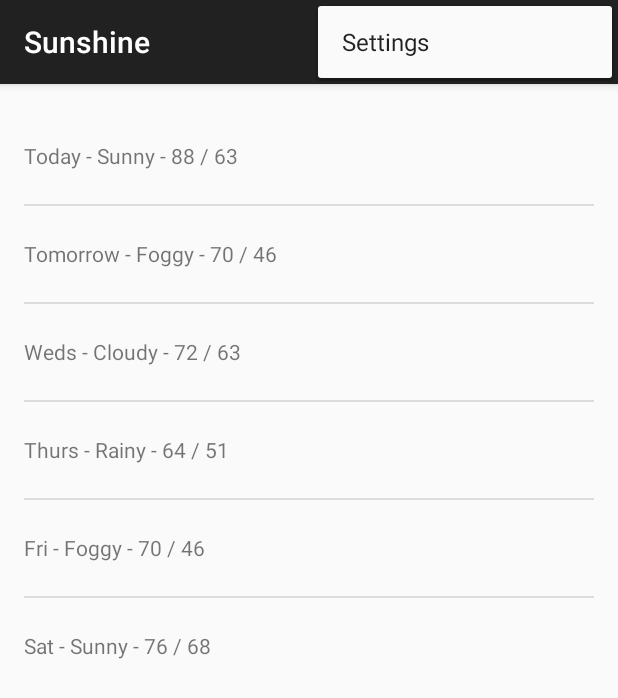
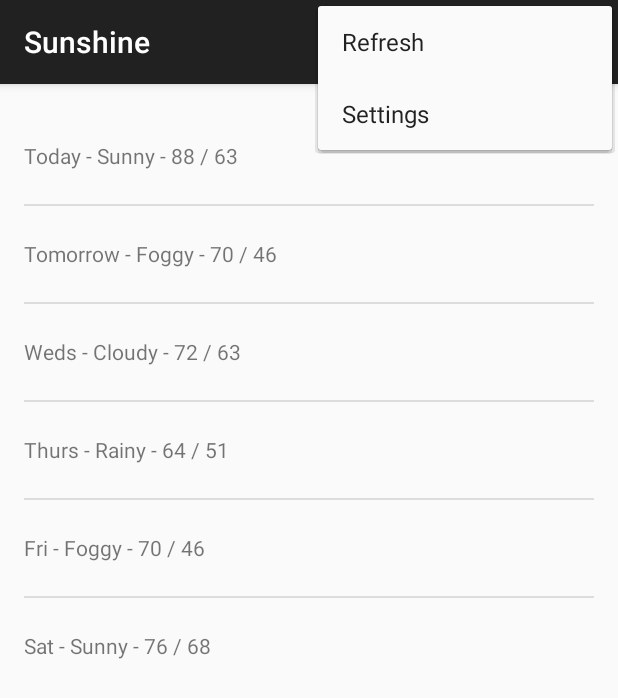
Before and after one commit to finnchr/sunshine, an Android app: the screen it shows after launch (MainActivity), with the options menu open, on a phone screen of 412 x 824 dp. Shown: the top 698 px of the screen. Run offline under Robolectric (Android 15) with nearby library versions, the phone set to English and light mode, and no system bars.

Commit message:
Added option menu item

```diff
--- a/app/src/main/java/com/finnchristian/android/sunshine/app/ForecastFragment.java
+++ b/app/src/main/java/com/finnchristian/android/sunshine/app/ForecastFragment.java
@@ -6,6 +6,9 @@ import android.support.v4.app.Fragment;
 import android.support.v4.app.FragmentActivity;
 import android.util.Log;
 import android.view.LayoutInflater;
+import android.view.Menu;
+import android.view.MenuInflater;
+import android.view.MenuItem;
 import android.view.View;
 import android.view.ViewGroup;
 import android.widget.ArrayAdapter;
@@ -25,13 +28,36 @@ import java.util.concurrent.ExecutionException;
  * Created by finnchr on 14.02.2015.
  */
 public class ForecastFragment extends Fragment {
+    public static final String WEATHRE_URI = "http://api.openweathermap.org/data/2.5/forecast/daily?q=94043&mode=json&units=metric&cnt=7";
 
     public ForecastFragment() {
     }
 
     @Override
+    public void onCreate(Bundle savedInstanceState) {
+        super.onCreate(savedInstanceState);
+        setHasOptionsMenu(true);
+    }
+
+    @Override
+    public void onCreateOptionsMenu(Menu menu, MenuInflater menuInflater) {
+        menuInflater.inflate(R.menu.forecastfragment, menu);
+    }
+
+    @Override
+    public boolean onOptionsItemSelected(MenuItem item) {
+        switch (item.getItemId()) {
+            case R.id.action_refresh:
+                return true;
+            default:
+                return super.onOptionsItemSelected(item);
+        }
+    }
+
+    @Override
     public View onCreateView(LayoutInflater inflater, ViewGroup container,
                              Bundle savedInstanceState) {
+
         View rootView = inflater.inflate(R.layout.fragment_main, container, false);
 
         String uri = "http://api.openweathermap.org/data/2.5/forecast/daily?q=94043&mode=json&units=metric&cnt=7";
@@ -71,7 +97,14 @@ public class ForecastFragment extends Fragment {
     }
 
 
+
+
+
+
+
     private static class FetchWeatherTask extends AsyncTask<Void, String, String> {
+        private final String TAG = FetchWeatherTask.class.getSimpleName();
+
         private final String uri;
 
         public FetchWeatherTask(String uri) {
@@ -124,7 +157,7 @@ public class ForecastFragment extends Fragment {
                 }
                 forecastJsonStr = buffer.toString();
             } catch (IOException e) {
-                Log.e("ForecastFragment", "Error ", e);
+                Log.e(TAG, "Error ", e);
                 // If the code didn't successfully get the weather data, there's no point in attempting
                 // to parse it.
                 forecastJsonStr = null;
@@ -136,7 +169,7 @@ public class ForecastFragment extends Fragment {
                     try {
                         reader.close();
                     } catch (final IOException e) {
-                        Log.e("ForecastFragment", "Error closing stream", e);
+                        Log.e(TAG, "Error closing stream", e);
                     }
                 }
             }
--- /dev/null
+++ b/app/src/main/res/menu/forecastfragment.xml
@@ -0,0 +1,7 @@
+<?xml version="1.0" encoding="utf-8"?>
+<menu xmlns:android="http://schemas.android.com/apk/res/android">
+
+    <item android:id="@+id/action_refresh" android:title="@string/action_refresh" android:orderInCategory="90"
+        android:showAsAction="never" />
+
+</menu>
--- a/app/src/main/res/values/strings.xml
+++ b/app/src/main/res/values/strings.xml
@@ -4,5 +4,6 @@
     <string name="app_name">Sunshine</string>
     <string name="hello_world">Hello world!</string>
     <string name="action_settings">Settings</string>
+    <string name="action_refresh">Refresh</string>
 
 </resources>
```
